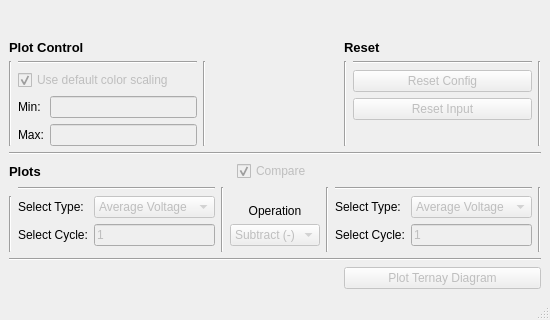
First picture: the form in phase-diagram/view/app.ui, repository abdullahsumbal/data-analysis, before the edit; both pictures show x 0 to 550 and y 141 to 461 of the 550 by 461 pixel window.
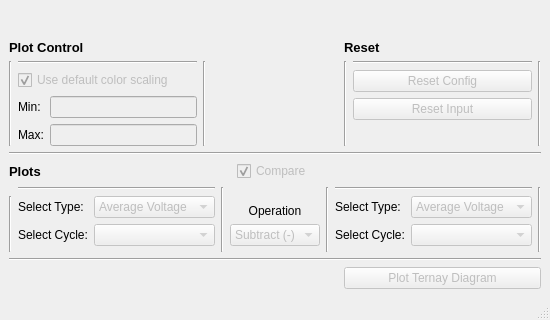
Second picture: the form after the edit.

Commit message: enable button after loading file.

```diff
--- a/phase-diagram/view/app.ui
+++ b/phase-diagram/view/app.ui
@@ -225,16 +225,6 @@
       </item>
       <item row="8" column="0" colspan="3">
        <layout class="QGridLayout" name="gridLayout_2">
-        <item row="2" column="7">
-         <widget class="QLineEdit" name="lineEdit_cycle_2">
-          <property name="enabled">
-           <bool>false</bool>
-          </property>
-          <property name="text">
-           <string>1</string>
-          </property>
-         </widget>
-        </item>
         <item row="1" column="7">
          <widget class="QComboBox" name="comboBox_type_2">
           <property name="enabled">
@@ -279,19 +269,6 @@
           </property>
          </widget>
         </item>
-        <item row="2" column="2">
-         <widget class="QLineEdit" name="lineEdit_cycle_1">
-          <property name="enabled">
-           <bool>false</bool>
-          </property>
-          <property name="inputMask">
-           <string/>
-          </property>
-          <property name="text">
-           <string>1</string>
-          </property>
-         </widget>
-        </item>
         <item row="1" column="1">
          <widget class="QLabel" name="label_4">
           <property name="enabled">
@@ -394,6 +371,23 @@
           </property>
          </widget>
         </item>
+        <item row="2" column="2">
+         <widget class="QComboBox" name="comboBox_cycle_1">
+          <property name="enabled">
+           <bool>false</bool>
+          </property>
+          <property name="currentText">
+           <string/>
+          </property>
+         </widget>
+        </item>
+        <item row="2" column="7">
+         <widget class="QComboBox" name="comboBox_cycle_2">
+          <property name="enabled">
+           <bool>false</bool>
+          </property>
+         </widget>
+        </item>
        </layout>
       </item>
       <item row="4" column="0">
```
The commit also changes 4 other files.
